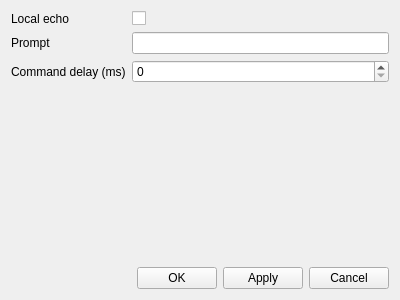
Above: QLinKonsole/settingsdialog.ui from pr4u4t/automatron3000 before the change. Below: the same form after it.
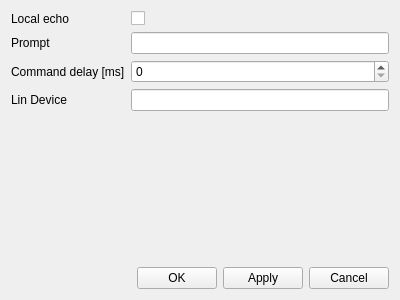
That is the form after the change.

The edit to the form file:
```diff
--- a/QLinKonsole/settingsdialog.ui
+++ b/QLinKonsole/settingsdialog.ui
@@ -43,13 +43,23 @@
      <item row="2" column="0">
       <widget class="QLabel" name="delay">
        <property name="text">
-        <string>Command delay (ms)</string>
+        <string>Command delay [ms]</string>
        </property>
       </widget>
      </item>
      <item row="2" column="1">
       <widget class="QSpinBox" name="commandDelay"/>
      </item>
+     <item row="3" column="0">
+      <widget class="QLabel" name="label_3">
+       <property name="text">
+        <string>Lin Device</string>
+       </property>
+      </widget>
+     </item>
+     <item row="3" column="1">
+      <widget class="QLineEdit" name="linEdit"/>
+     </item>
     </layout>
    </item>
    <item>
```
